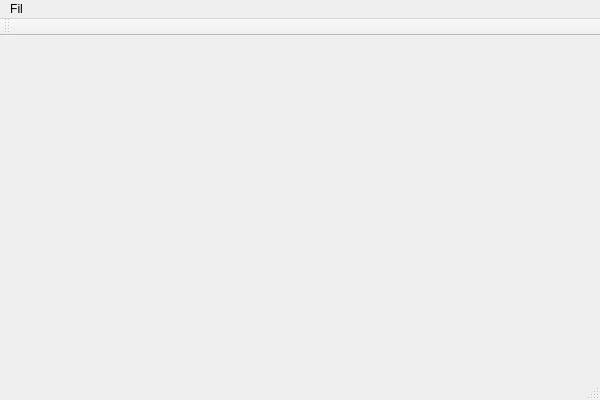
First picture: the form in tippeligaen.ui, repository jtd/tippeliga, before the edit.
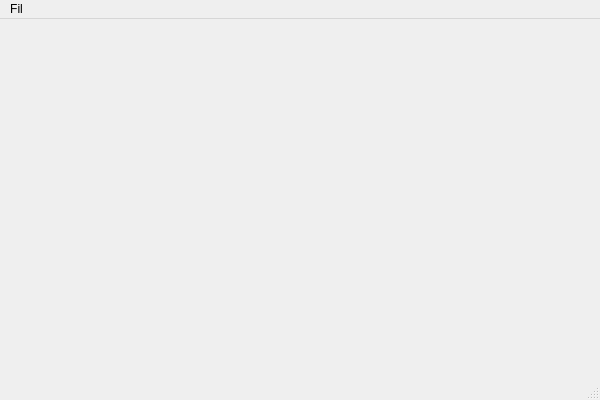
Second picture: the form after the edit.

Commit message: Endret i ui-fila

```diff
--- a/tippeligaen.ui
+++ b/tippeligaen.ui
@@ -31,14 +31,6 @@
    </widget>
    <addaction name="menuO"/>
   </widget>
-  <widget class="QToolBar" name="mainToolBar">
-   <attribute name="toolBarArea">
-    <enum>TopToolBarArea</enum>
-   </attribute>
-   <attribute name="toolBarBreak">
-    <bool>true</bool>
-   </attribute>
-  </widget>
   <widget class="QStatusBar" name="statusBar"/>
   <action name="actionAvslutt">
    <property name="text">
```
The commit also changes 1 other file.
